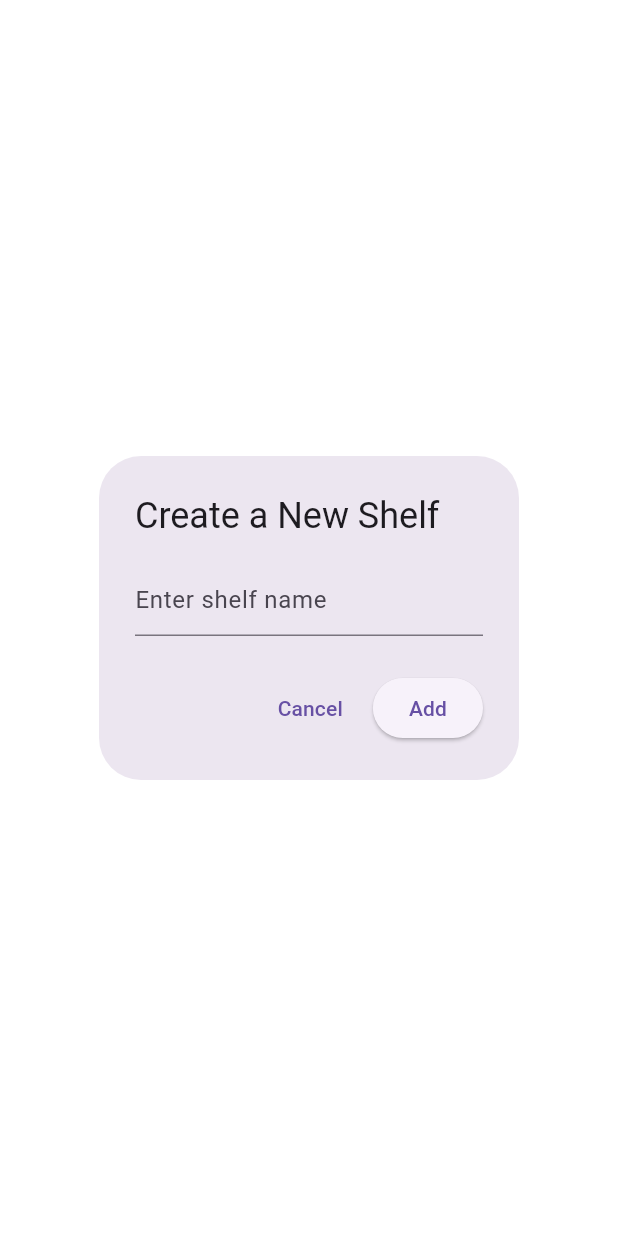
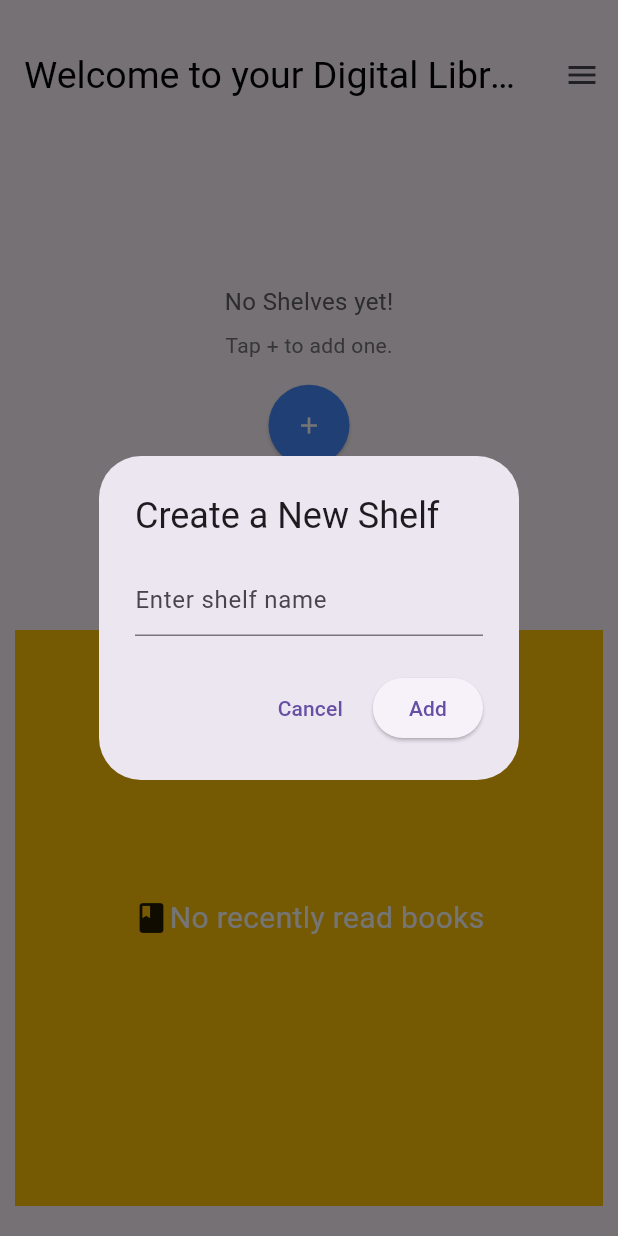
Before and after one commit to MiniProject25/digital_library, a Flutter app: the screen it shows after launch, after a tap on the "add" icon, on a phone screen of 412 x 824 dp. Run offline on Flutter 3.47's test engine with Material 3 defaults, Android fonts, the phone set to English and light mode, and no system bars; our stand-ins replace file_picker, sqflite; missing offline and left inert: syncfusion_flutter_pdfviewer; accounts and stored records are empty; Roboto replaces fonts that are missing (Lucida).

```diff
--- a/lib/screens/homeScreen.dart
+++ b/lib/screens/homeScreen.dart
@@ -1,6 +1,7 @@
 import 'package:digital_library/main.dart';
 import 'package:digital_library/models/bookModel.dart';
 import 'package:digital_library/models/shelfModel.dart';
+import 'package:digital_library/screens/addShelfScreen.dart';
 import 'package:digital_library/screens/bookDetailsScreen.dart';
 import 'package:digital_library/screens/shelfScreen.dart';
 import 'package:digital_library/services/BookServices.dart';
@@ -84,8 +85,7 @@ class _homeScreenState extends State<homeScreen> with RouteAware {
 
   /// Navigates to a shelf screen and reloads shelves if any changes occur
   Future<void> _navigateToShelf(Shelf shelf, BuildContext context) async {
-    final result = await Navigator.push(
-      context,
+    final result = await Navigator.push(context,
         MaterialPageRoute(builder: (context) => shelfScreen(shelf: shelf)));
 
     /// If shelf was deleted or modified
@@ -106,8 +106,7 @@ class _homeScreenState extends State<homeScreen> with RouteAware {
             color: const Color.fromARGB(255, 0, 0, 0),
             fontSize: 25,
             fontFamily: 'Lucida',
-          overflow: TextOverflow.ellipsis
-        ),
+            overflow: TextOverflow.ellipsis),
         centerTitle: true,
         toolbarHeight: 100,
       ),
@@ -116,7 +115,7 @@ class _homeScreenState extends State<homeScreen> with RouteAware {
       endDrawer: Drawer(
         child: ListView(
           children: [
-            const DrawerHeader(child: Text("Drawer Header")),
+            const DrawerHeader(child: Text("Digital Reader")),
             ListTile(
               title: const Text("Settings"),
               onTap: () {
@@ -167,8 +166,11 @@ class _homeScreenState extends State<homeScreen> with RouteAware {
                       /// Circular "+" button to create new shelf
                       ElevatedButton(
                         onPressed: () async {
-                          final newShelf =
-                              await Navigator.pushNamed(context, '/addShelf');
+                          final newShelf = await showDialog(
+                              context: context,
+                              builder: (context) {
+                                return addShelfScreen();
+                              });
 
                           if (newShelf != null) {
                             final fetchedShelves =
@@ -209,8 +211,11 @@ class _homeScreenState extends State<homeScreen> with RouteAware {
                         return shelfCard(
                           title: "Add a Shelf",
                           onTap: () async {
-                            final newShelf =
-                                await Navigator.pushNamed(context, '/addShelf');
+                            final newShelf = await showDialog(
+                                context: context,
+                                builder: (context) {
+                                  return addShelfScreen();
+                                });
                             if (newShelf != null) {
                               setState(() {
                                 shelves.add(newShelf as Shelf);
@@ -235,11 +240,15 @@ class _homeScreenState extends State<homeScreen> with RouteAware {
 
               /// Display message if list is empty
               child: recentlyRead.isEmpty
-                ? Center(child: Row(
+                  ? Center(
+                      child: Row(
                       mainAxisAlignment: MainAxisAlignment.center,
                       children: [
                         Icon(Icons.book),
-                    Text("No recently read books", style: TextStyle(color: Colors.white, fontSize: 20),),
+                        Text(
+                          "No recently read books",
+                          style: TextStyle(color: Colors.white, fontSize: 20),
+                        ),
                       ],
                     ))
                   : ListView.builder(
@@ -257,10 +266,10 @@ class _homeScreenState extends State<homeScreen> with RouteAware {
                           trailing: IconButton(
                               icon: Icon(Icons.delete),
                               onPressed: () async {
-                            await bService.updateLastReadToZero(recentlyRead[index].id);
+                                await bService.updateLastReadToZero(
+                                    recentlyRead[index].id);
                                 _loadRecentlyRead();
-                          }
-                        ),
+                              }),
                         );
                       },
                     ),
```
Lines whose indentation alone changed are shown as unchanged.
